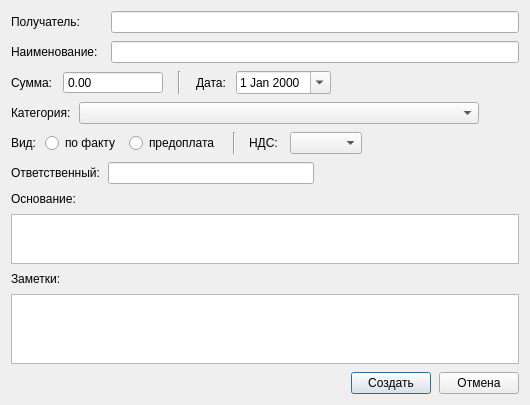
Qt form designer/ui/eventdialog.ui (Aleee/FinanceCalender) before a commit.
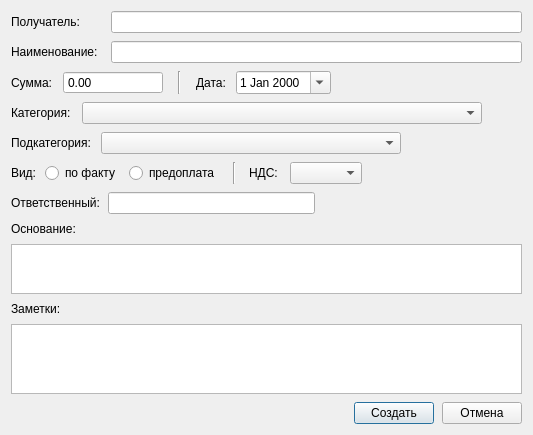
The same form after that commit. Custom widgets are drawn as their Qt base class.

```diff
--- a/designer/ui/eventdialog.ui
+++ b/designer/ui/eventdialog.ui
@@ -7,7 +7,7 @@
     <x>0</x>
     <y>0</y>
     <width>599</width>
-    <height>420</height>
+    <height>452</height>
    </rect>
   </property>
   <property name="windowTitle">
@@ -22,14 +22,252 @@
      <property name="spacing">
       <number>8</number>
      </property>
+     <item row="11" column="1">
+      <widget class="QPlainTextEdit" name="te_notes">
+       <property name="minimumSize">
+        <size>
+         <width>0</width>
+         <height>70</height>
+        </size>
+       </property>
+       <property name="maximumSize">
+        <size>
+         <width>16777215</width>
+         <height>70</height>
+        </size>
+       </property>
+      </widget>
+     </item>
+     <item row="9" column="1">
+      <widget class="CompletingPlainTextEdit" name="te_descr">
+       <property name="minimumSize">
+        <size>
+         <width>0</width>
+         <height>50</height>
+        </size>
+       </property>
+       <property name="maximumSize">
+        <size>
+         <width>16777215</width>
+         <height>50</height>
+        </size>
+       </property>
+      </widget>
+     </item>
+     <item row="0" column="1">
+      <layout class="QHBoxLayout" name="horizontalLayout_2">
+       <item>
+        <layout class="QGridLayout" name="gridLayout_3">
+         <property name="verticalSpacing">
+          <number>8</number>
+         </property>
+         <item row="1" column="0">
+          <widget class="QLabel" name="label">
+           <property name="text">
+            <string>Получатель:</string>
+           </property>
+          </widget>
+         </item>
+         <item row="2" column="0">
+          <widget class="QLabel" name="label_2">
+           <property name="text">
+            <string>Наименование:</string>
+           </property>
+          </widget>
+         </item>
+         <item row="1" column="2">
+          <widget class="QLineEdit" name="le_receiver"/>
+         </item>
+         <item row="2" column="2">
+          <widget class="QLineEdit" name="le_name"/>
+         </item>
+         <item row="2" column="1">
+          <spacer name="horizontalSpacer_4">
+           <property name="orientation">
+            <enum>Qt::Orientation::Horizontal</enum>
+           </property>
+           <property name="sizeType">
+            <enum>QSizePolicy::Policy::Fixed</enum>
+           </property>
+           <property name="sizeHint" stdset="0">
+            <size>
+             <width>5</width>
+             <height>20</height>
+            </size>
+           </property>
+          </spacer>
+         </item>
+        </layout>
+       </item>
+      </layout>
+     </item>
      <item row="7" column="1">
-      <widget class="QLabel" name="label_6">
+      <layout class="QHBoxLayout" name="horizontalLayout_7">
+       <property name="spacing">
+        <number>8</number>
+       </property>
+       <item>
+        <widget class="QLabel" name="label_7">
        <property name="text">
-        <string>Основание:</string>
+          <string>Ответственный:</string>
+         </property>
+        </widget>
+       </item>
+       <item>
+        <widget class="QLineEdit" name="le_responsible">
+         <property name="minimumSize">
+          <size>
+           <width>200</width>
+           <height>0</height>
+          </size>
+         </property>
+        </widget>
+       </item>
+       <item>
+        <spacer name="horizontalSpacer_9">
+         <property name="orientation">
+          <enum>Qt::Orientation::Horizontal</enum>
+         </property>
+         <property name="sizeHint" stdset="0">
+          <size>
+           <width>40</width>
+           <height>20</height>
+          </size>
+         </property>
+        </spacer>
+       </item>
+      </layout>
+     </item>
+     <item row="10" column="1">
+      <widget class="QLabel" name="label_9">
+       <property name="text">
+        <string>Заметки:</string>
        </property>
       </widget>
      </item>
      <item row="5" column="1">
+      <widget class="QWidget" name="wdg_subcategory" native="true">
+       <layout class="QHBoxLayout" name="horizontalLayout_5">
+        <property name="spacing">
+         <number>6</number>
+        </property>
+        <property name="leftMargin">
+         <number>0</number>
+        </property>
+        <property name="topMargin">
+         <number>0</number>
+        </property>
+        <property name="rightMargin">
+         <number>0</number>
+        </property>
+        <property name="bottomMargin">
+         <number>0</number>
+        </property>
+        <item>
+         <widget class="QLabel" name="label_11">
+          <property name="text">
+           <string>Подкатегория: </string>
+          </property>
+         </widget>
+        </item>
+        <item>
+         <widget class="QComboBox" name="cmb_subcategory">
+          <property name="minimumSize">
+           <size>
+            <width>300</width>
+            <height>0</height>
+           </size>
+          </property>
+          <property name="maximumSize">
+           <size>
+            <width>300</width>
+            <height>16777215</height>
+           </size>
+          </property>
+         </widget>
+        </item>
+        <item>
+         <spacer name="horizontalSpacer_11">
+          <property name="orientation">
+           <enum>Qt::Orientation::Horizontal</enum>
+          </property>
+          <property name="sizeHint" stdset="0">
+           <size>
+            <width>40</width>
+            <height>20</height>
+           </size>
+          </property>
+         </spacer>
+        </item>
+       </layout>
+      </widget>
+     </item>
+     <item row="4" column="1">
+      <layout class="QHBoxLayout" name="horizontalLayout_8">
+       <item>
+        <widget class="QLabel" name="label_5">
+         <property name="text">
+          <string>Категория: </string>
+         </property>
+        </widget>
+       </item>
+       <item>
+        <widget class="QComboBox" name="cmb_category">
+         <property name="minimumSize">
+          <size>
+           <width>400</width>
+           <height>0</height>
+          </size>
+         </property>
+        </widget>
+       </item>
+       <item>
+        <spacer name="horizontalSpacer_2">
+         <property name="orientation">
+          <enum>Qt::Orientation::Horizontal</enum>
+         </property>
+         <property name="sizeHint" stdset="0">
+          <size>
+           <width>40</width>
+           <height>20</height>
+          </size>
+         </property>
+        </spacer>
+       </item>
+      </layout>
+     </item>
+     <item row="12" column="1">
+      <layout class="QHBoxLayout" name="horizontalLayout_3">
+       <item>
+        <spacer name="horizontalSpacer_8">
+         <property name="orientation">
+          <enum>Qt::Orientation::Horizontal</enum>
+         </property>
+         <property name="sizeHint" stdset="0">
+          <size>
+           <width>40</width>
+           <height>20</height>
+          </size>
+         </property>
+        </spacer>
+       </item>
+       <item>
+        <widget class="QPushButton" name="pb_accept">
+         <property name="text">
+          <string>Создать</string>
+         </property>
+        </widget>
+       </item>
+       <item>
+        <widget class="QPushButton" name="pb_cancel">
+         <property name="text">
+          <string>Отмена</string>
+         </property>
+        </widget>
+       </item>
+      </layout>
+     </item>
+     <item row="6" column="1">
       <layout class="QHBoxLayout" name="horizontalLayout_6">
        <property name="spacing">
         <number>8</number>
@@ -119,39 +357,12 @@
        </item>
       </layout>
      </item>
-     <item row="4" column="1">
-      <layout class="QHBoxLayout" name="horizontalLayout_8">
-       <item>
-        <widget class="QLabel" name="label_5">
+     <item row="8" column="1">
+      <widget class="QLabel" name="label_6">
          <property name="text">
-          <string>Категория:</string>
-         </property>
-        </widget>
-       </item>
-       <item>
-        <widget class="QComboBox" name="cmb_category">
-         <property name="minimumSize">
-          <size>
-           <width>400</width>
-           <height>0</height>
-          </size>
-         </property>
-        </widget>
-       </item>
-       <item>
-        <spacer name="horizontalSpacer_2">
-         <property name="orientation">
-          <enum>Qt::Orientation::Horizontal</enum>
-         </property>
-         <property name="sizeHint" stdset="0">
-          <size>
-           <width>40</width>
-           <height>20</height>
-          </size>
-         </property>
-        </spacer>
-       </item>
-      </layout>
+        <string>Основание:</string>
+       </property>
+      </widget>
      </item>
      <item row="1" column="1">
       <layout class="QHBoxLayout" name="horizontalLayout_4">
@@ -255,163 +466,6 @@
        </item>
       </layout>
      </item>
-     <item row="6" column="1">
-      <layout class="QHBoxLayout" name="horizontalLayout_7">
-       <property name="spacing">
-        <number>8</number>
-       </property>
-       <item>
-        <widget class="QLabel" name="label_7">
-         <property name="text">
-          <string>Ответственный:</string>
-         </property>
-        </widget>
-       </item>
-       <item>
-        <widget class="QLineEdit" name="le_responsible">
-         <property name="minimumSize">
-          <size>
-           <width>200</width>
-           <height>0</height>
-          </size>
-         </property>
-        </widget>
-       </item>
-       <item>
-        <spacer name="horizontalSpacer_9">
-         <property name="orientation">
-          <enum>Qt::Orientation::Horizontal</enum>
-         </property>
-         <property name="sizeHint" stdset="0">
-          <size>
-           <width>40</width>
-           <height>20</height>
-          </size>
-         </property>
-        </spacer>
-       </item>
-      </layout>
-     </item>
-     <item row="8" column="1">
-      <widget class="CompletingPlainTextEdit" name="te_descr">
-       <property name="minimumSize">
-        <size>
-         <width>0</width>
-         <height>50</height>
-        </size>
-       </property>
-       <property name="maximumSize">
-        <size>
-         <width>16777215</width>
-         <height>50</height>
-        </size>
-       </property>
-      </widget>
-     </item>
-     <item row="5" column="4">
-      <layout class="QHBoxLayout" name="horizontalLayout"/>
-     </item>
-     <item row="0" column="1">
-      <layout class="QHBoxLayout" name="horizontalLayout_2">
-       <item>
-        <layout class="QGridLayout" name="gridLayout_3">
-         <property name="verticalSpacing">
-          <number>8</number>
-         </property>
-         <item row="1" column="0">
-          <widget class="QLabel" name="label">
-           <property name="text">
-            <string>Получатель:</string>
-           </property>
-          </widget>
-         </item>
-         <item row="2" column="0">
-          <widget class="QLabel" name="label_2">
-           <property name="text">
-            <string>Наименование:</string>
-           </property>
-          </widget>
-         </item>
-         <item row="1" column="2">
-          <widget class="QLineEdit" name="le_receiver"/>
-         </item>
-         <item row="2" column="2">
-          <widget class="QLineEdit" name="le_name"/>
-         </item>
-         <item row="2" column="1">
-          <spacer name="horizontalSpacer_4">
-           <property name="orientation">
-            <enum>Qt::Orientation::Horizontal</enum>
-           </property>
-           <property name="sizeType">
-            <enum>QSizePolicy::Policy::Fixed</enum>
-           </property>
-           <property name="sizeHint" stdset="0">
-            <size>
-             <width>5</width>
-             <height>20</height>
-            </size>
-           </property>
-          </spacer>
-         </item>
-        </layout>
-       </item>
-      </layout>
-     </item>
-     <item row="9" column="1">
-      <widget class="QLabel" name="label_9">
-       <property name="text">
-        <string>Заметки:</string>
-       </property>
-      </widget>
-     </item>
-     <item row="11" column="1">
-      <layout class="QHBoxLayout" name="horizontalLayout_3">
-       <item>
-        <spacer name="horizontalSpacer_8">
-         <property name="orientation">
-          <enum>Qt::Orientation::Horizontal</enum>
-         </property>
-         <property name="sizeHint" stdset="0">
-          <size>
-           <width>40</width>
-           <height>20</height>
-          </size>
-         </property>
-        </spacer>
-       </item>
-       <item>
-        <widget class="QPushButton" name="pb_accept">
-         <property name="text">
-          <string>Создать</string>
-         </property>
-        </widget>
-       </item>
-       <item>
-        <widget class="QPushButton" name="pb_cancel">
-         <property name="text">
-          <string>Отмена</string>
-         </property>
-        </widget>
-       </item>
-      </layout>
-     </item>
-     <item row="10" column="1">
-      <widget class="QPlainTextEdit" name="te_notes">
-       <property name="minimumSize">
-        <size>
-         <width>0</width>
-         <height>70</height>
-        </size>
-       </property>
-       <property name="maximumSize">
-        <size>
-         <width>16777215</width>
-         <height>70</height>
-        </size>
-       </property>
-      </widget>
-     </item>
     </layout>
    </item>
   </layout>
```
Lines whose indentation alone changed are shown as unchanged.
